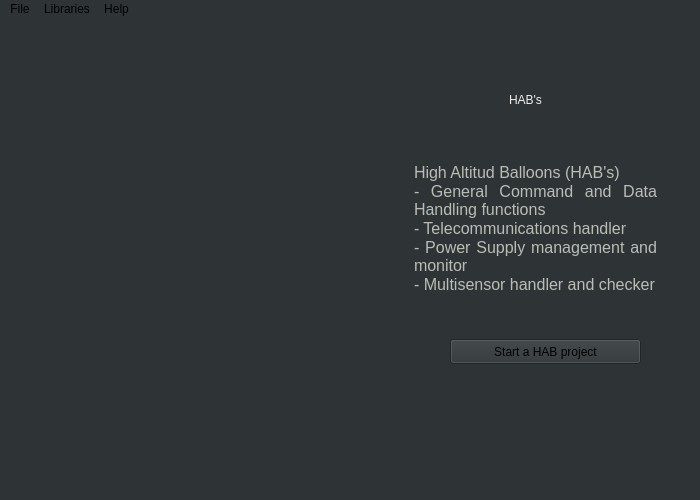
Qt form interface/Aker/mde.ui (zenitheesc/Aker) before a commit.
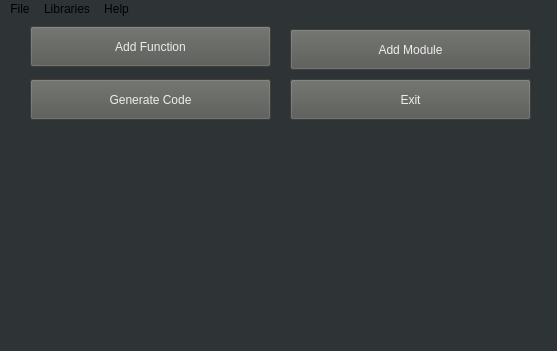
The same form after that commit. Icons and pictures are not drawn.

```diff
--- a/interface/Aker/mde.ui
+++ b/interface/Aker/mde.ui
@@ -6,8 +6,8 @@
    <rect>
     <x>0</x>
     <y>0</y>
-    <width>700</width>
-    <height>500</height>
+    <width>557</width>
+    <height>351</height>
    </rect>
   </property>
   <property name="windowTitle">
@@ -20,101 +20,98 @@
    <widget class="QLabel" name="zenithLogo">
     <property name="geometry">
      <rect>
-      <x>50</x>
-      <y>140</y>
+      <x>110</x>
+      <y>120</y>
       <width>341</width>
-      <height>161</height>
+      <height>181</height>
      </rect>
     </property>
     <property name="text">
      <string/>
     </property>
    </widget>
-   <widget class="QTextBrowser" name="textBrowser">
+   <widget class="QPushButton" name="pbAddFunction">
     <property name="geometry">
      <rect>
-      <x>410</x>
-      <y>140</y>
-      <width>251</width>
-      <height>161</height>
+      <x>30</x>
+      <y>7</y>
+      <width>241</width>
+      <height>41</height>
      </rect>
     </property>
     <property name="styleSheet">
-     <string notr="true">color: rgb(186, 189, 182);
-background-color: rgb(46, 52, 54);
-alternate-background-color: rgb(85, 87, 83);
-border-color: rgb(46, 52, 54);</string>
+     <string notr="true">background-color: rgb(85, 87, 83);
+color: rgb(238, 238, 236);
+font: 14pt &quot;Courier 10 Pitch&quot;;
+alternate-background-color: rgb(136, 138, 133);
+border-right-color: rgb(0, 0, 0);
+border-bottom-color: rgb(0, 0, 0);</string>
     </property>
-    <property name="frameShape">
-     <enum>QFrame::NoFrame</enum>
+    <property name="text">
+     <string>Add Function</string>
     </property>
-    <property name="frameShadow">
-     <enum>QFrame::Plain</enum>
+   </widget>
+   <widget class="QPushButton" name="pbAddModule">
+    <property name="geometry">
+     <rect>
+      <x>290</x>
+      <y>10</y>
+      <width>241</width>
+      <height>41</height>
+     </rect>
     </property>
-    <property name="verticalScrollBarPolicy">
-     <enum>Qt::ScrollBarAlwaysOff</enum>
+    <property name="styleSheet">
+     <string notr="true">background-color: rgb(85, 87, 83);
+color: rgb(238, 238, 236);
+font: 14pt &quot;Courier 10 Pitch&quot;;
+alternate-background-color: rgb(136, 138, 133);
+border-right-color: rgb(0, 0, 0);
+border-bottom-color: rgb(0, 0, 0);</string>
     </property>
-    <property name="horizontalScrollBarPolicy">
-     <enum>Qt::ScrollBarAlwaysOff</enum>
+    <property name="text">
+     <string>Add Module</string>
     </property>
-    <property name="sizeAdjustPolicy">
-     <enum>QAbstractScrollArea::AdjustToContents</enum>
-    </property>
-    <property name="tabChangesFocus">
-     <bool>false</bool>
-    </property>
-    <property name="lineWrapMode">
-     <enum>QTextEdit::WidgetWidth</enum>
-    </property>
-    <property name="lineWrapColumnOrWidth">
-     <number>0</number>
-    </property>
-    <property name="html">
-     <string>&lt;!DOCTYPE HTML PUBLIC &quot;-//W3C//DTD HTML 4.0//EN&quot; &quot;http://www.w3.org/TR/REC-html40/strict.dtd&quot;&gt;
-&lt;html&gt;&lt;head&gt;&lt;meta name=&quot;qrichtext&quot; content=&quot;1&quot; /&gt;&lt;style type=&quot;text/css&quot;&gt;
-p, li { white-space: pre-wrap; }
-&lt;/style&gt;&lt;/head&gt;&lt;body style=&quot; font-family:'Ubuntu'; font-size:11pt; font-weight:400; font-style:normal;&quot;&gt;
-&lt;p align=&quot;justify&quot; style=&quot; margin-top:0px; margin-bottom:0px; margin-left:0px; margin-right:0px; -qt-block-indent:0; text-indent:0px;&quot;&gt;&lt;span style=&quot; font-size:12pt;&quot;&gt;High Altitud Balloons (HAB's)&lt;/span&gt;&lt;/p&gt;
-&lt;p align=&quot;justify&quot; style=&quot; margin-top:0px; margin-bottom:0px; margin-left:0px; margin-right:0px; -qt-block-indent:0; text-indent:0px;&quot;&gt;&lt;span style=&quot; font-size:12pt;&quot;&gt;- General Command and Data Handling functions&lt;/span&gt;&lt;/p&gt;
-&lt;p align=&quot;justify&quot; style=&quot; margin-top:0px; margin-bottom:0px; margin-left:0px; margin-right:0px; -qt-block-indent:0; text-indent:0px;&quot;&gt;&lt;span style=&quot; font-size:12pt;&quot;&gt;- Telecommunications handler&lt;/span&gt;&lt;/p&gt;
-&lt;p align=&quot;justify&quot; style=&quot; margin-top:0px; margin-bottom:0px; margin-left:0px; margin-right:0px; -qt-block-indent:0; text-indent:0px;&quot;&gt;&lt;span style=&quot; font-size:12pt;&quot;&gt;- Power Supply management and monitor&lt;/span&gt;&lt;/p&gt;
-&lt;p align=&quot;justify&quot; style=&quot; margin-top:0px; margin-bottom:0px; margin-left:0px; margin-right:0px; -qt-block-indent:0; text-indent:0px;&quot;&gt;&lt;span style=&quot; font-size:12pt;&quot;&gt;- Multisensor handler and checker&lt;/span&gt;&lt;/p&gt;&lt;/body&gt;&lt;/html&gt;</string>
-    </property>
-    <property name="openLinks">
-     <bool>false</bool>
-    </property>
    </widget>
-   <widget class="QLabel" name="label_2">
+   <widget class="QPushButton" name="pbGenerate">
     <property name="geometry">
      <rect>
-      <x>410</x>
+      <x>30</x>
       <y>60</y>
-      <width>231</width>
+      <width>241</width>
       <height>41</height>
      </rect>
     </property>
     <property name="styleSheet">
-     <string notr="true">color: rgb(238, 238, 236);
-font: 75 italic 27pt &quot;Courier 10 Pitch&quot;;</string>
+     <string notr="true">background-color: rgb(85, 87, 83);
+color: rgb(238, 238, 236);
+font: 14pt &quot;Courier 10 Pitch&quot;;
+alternate-background-color: rgb(136, 138, 133);
+border-right-color: rgb(0, 0, 0);
+border-bottom-color: rgb(0, 0, 0);</string>
     </property>
     <property name="text">
-     <string>HAB's</string>
+     <string>Generate Code</string>
     </property>
-    <property name="alignment">
-     <set>Qt::AlignCenter</set>
-    </property>
    </widget>
    <widget class="QPushButton" name="pushButton">
     <property name="geometry">
      <rect>
-      <x>450</x>
-      <y>320</y>
-      <width>191</width>
-      <height>25</height>
+      <x>290</x>
+      <y>60</y>
+      <width>241</width>
+      <height>41</height>
      </rect>
     </property>
+    <property name="styleSheet">
+     <string notr="true">background-color: rgb(85, 87, 83);
+color: rgb(238, 238, 236);
+font: 14pt &quot;Courier 10 Pitch&quot;;
+alternate-background-color: rgb(136, 138, 133);
+border-right-color: rgb(0, 0, 0);
+border-bottom-color: rgb(0, 0, 0);</string>
+    </property>
     <property name="text">
-     <string>Start a HAB project</string>
+     <string>Exit</string>
     </property>
    </widget>
   </widget>
@@ -123,8 +120,8 @@
     <rect>
      <x>0</x>
      <y>0</y>
-     <width>700</width>
-     <height>22</height>
+     <width>557</width>
+     <height>26</height>
     </rect>
    </property>
    <widget class="QMenu" name="menuFile">
```
Left out of the diff: 7 changed lines with no effect on the pictures.
